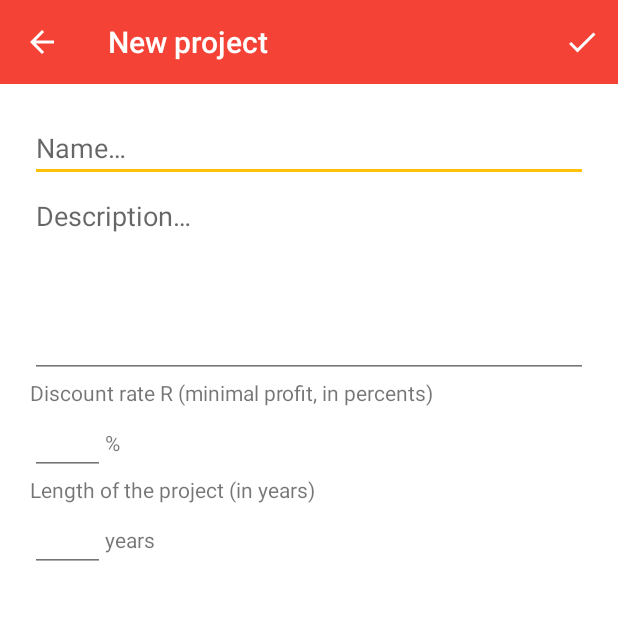
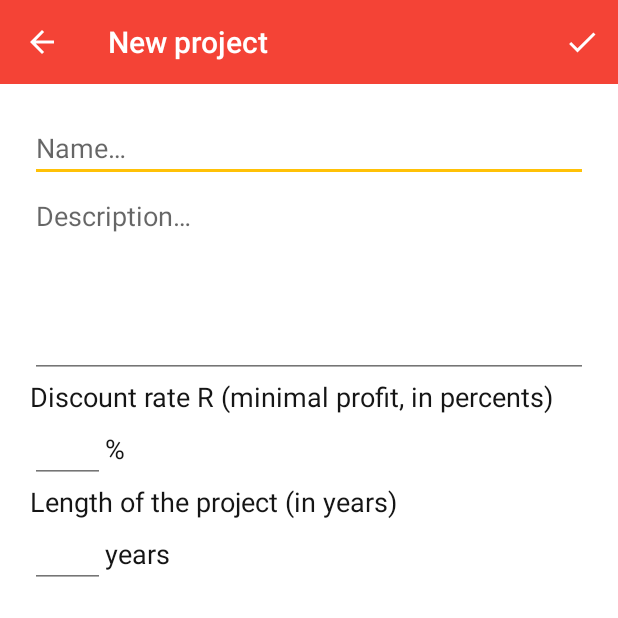
Before and after one commit to Yariko-chan/Education, an Android app: the screen it shows after launch (AddProjectActivity), after a tap on an icon or button, on a phone screen of 412 x 824 dp, the top half of it. Run offline under Robolectric (Android 15) with nearby library versions, the phone set to English and light mode, and no system bars; our stand-ins replace ButterKnife, Room's generated code; libraries missing offline, so code that uses them is left out: android.arch.persistence.

Commit message:
saving project

```diff
--- a/PSP/EasyInvest/app/build.gradle
+++ b/PSP/EasyInvest/app/build.gradle
@@ -35,13 +35,18 @@ dependencies {
     implementation "com.android.support:recyclerview-v7:$rootProject.supportLibsVersion"
     implementation "com.android.support:design:$rootProject.supportLibsVersion"
     implementation 'com.android.support.constraint:constraint-layout:1.1.2'
+
     // Room components
     implementation "android.arch.persistence.room:runtime:$rootProject.roomVersion"
     annotationProcessor "android.arch.persistence.room:compiler:$rootProject.roomVersion"
     androidTestImplementation "android.arch.persistence.room:testing:$rootProject.roomVersion"
+
     // Lifecycle components
     implementation "android.arch.lifecycle:extensions:$rootProject.archLifecycleVersion"
     annotationProcessor "android.arch.lifecycle:compiler:$rootProject.archLifecycleVersion"
+
+    implementation 'com.jakewharton:butterknife:8.8.1'
+    annotationProcessor 'com.jakewharton:butterknife-compiler:8.8.1'
 
     testImplementation 'junit:junit:4.12'
     androidTestImplementation 'com.android.support.test:runner:1.0.2'
--- a/PSP/EasyInvest/app/src/main/java/com/example/diana/easyinvest/view/BaseActivity.java
+++ b/PSP/EasyInvest/app/src/main/java/com/example/diana/easyinvest/view/BaseActivity.java
@@ -1,6 +1,21 @@
 package com.example.diana.easyinvest.view;
 
+import android.os.Bundle;
+import android.support.annotation.LayoutRes;
+import android.support.annotation.Nullable;
 import android.support.v7.app.AppCompatActivity;
 
+import butterknife.ButterKnife;
+
 public abstract class BaseActivity extends AppCompatActivity {
+
+    @Override
+    protected void onCreate(@Nullable Bundle savedInstanceState) {
+        super.onCreate(savedInstanceState);
+        setContentView(getContentView());
+        ButterKnife.bind(this);
+    }
+
+    @LayoutRes
+    protected abstract int getContentView();
 }
--- a/PSP/EasyInvest/app/src/main/java/com/example/diana/easyinvest/view/MainActivity.java
+++ b/PSP/EasyInvest/app/src/main/java/com/example/diana/easyinvest/view/MainActivity.java
@@ -20,15 +20,20 @@ import com.example.diana.easyinvest.viewmodels.ProjectsViewModel;
 import java.util.ArrayList;
 import java.util.List;
 
+import butterknife.ButterKnife;
+
 public class MainActivity extends NavMenuActivity implements View.OnClickListener {
 
-    private EditText addEditText;
     private ProjectsViewModel viewModel;
+
+    @Override
+    protected int getContentView() {
+        return R.layout.activity_main;
+    }
 
     @Override
     protected void onCreate(Bundle savedInstanceState) {
         super.onCreate(savedInstanceState);
-        setContentView(R.layout.activity_main);
 
         RecyclerView rv = findViewById(R.id.list);
         RecyclerView.LayoutManager lm = new LinearLayoutManager(this, LinearLayoutManager.VERTICAL, false);
--- a/PSP/EasyInvest/app/src/main/res/layout/activity_add_project.xml
+++ b/PSP/EasyInvest/app/src/main/res/layout/activity_add_project.xml
@@ -10,6 +10,10 @@
     <android.support.v7.widget.Toolbar
         android:id="@+id/toolbar"
         style="@style/Actionbar"/>
+
+    <ScrollView
+        android:layout_width="match_parent"
+        android:layout_height="match_parent">
 
         <android.support.constraint.ConstraintLayout
             android:layout_width="match_parent"
@@ -52,12 +56,8 @@
                 android:id="@+id/r_et"
                 android:layout_width="50dp"
                 android:layout_height="wrap_content"
-            android:fontFamily="sans-serif"
                 android:inputType="numberDecimal"
                 android:textAlignment="viewStart"
-            android:textColor="@color/colorAccent"
-            android:textSize="18sp"
-            android:typeface="normal"
                 app:layout_constraintStart_toStartOf="parent"
                 app:layout_constraintTop_toBottomOf="@+id/r_tv" />
 
@@ -80,7 +80,7 @@
                 app:layout_constraintTop_toBottomOf="@+id/r_et" />
 
             <EditText
-            android:id="@+id/years_et"
+                android:id="@+id/duration_et"
                 android:layout_width="50dp"
                 android:layout_height="wrap_content"
                 android:inputType="numberDecimal"
@@ -88,35 +88,21 @@
                 app:layout_constraintTop_toBottomOf="@+id/years_tv" />
 
             <TextView
-            android:labelFor="@id/years_et"
+                android:labelFor="@id/duration_et"
                 android:layout_width="wrap_content"
                 android:layout_height="wrap_content"
                 android:text="@string/years"
-            app:layout_constraintStart_toEndOf="@+id/years_et"
-            app:layout_constraintBaseline_toBaselineOf="@+id/years_et"/>
-
-        <LinearLayout
-            android:layout_width="match_parent"
-            android:layout_height="0dp"
-            android:layout_marginBottom="8dp"
-            android:layout_marginTop="8dp"
-            android:orientation="vertical"
-            app:layout_constraintBottom_toBottomOf="parent"
-            app:layout_constraintTop_toBottomOf="@+id/years_et" >
-
-            <ScrollView
-                android:layout_width="match_parent"
-                android:layout_height="match_parent">
+                app:layout_constraintStart_toEndOf="@+id/duration_et"
+                app:layout_constraintBaseline_toBaselineOf="@+id/duration_et"/>
 
             <LinearLayout
                 android:id="@+id/container"
                 android:layout_width="match_parent"
                 android:layout_height="wrap_content"
-                    android:orientation="vertical" />
+                android:orientation="vertical"
+                app:layout_constraintBottom_toBottomOf="parent"
+                app:layout_constraintTop_toBottomOf="@+id/duration_et" />
+
+        </android.support.constraint.ConstraintLayout>
     </ScrollView>
 </LinearLayout>
-
-
-    </android.support.constraint.ConstraintLayout>
-
-</LinearLayout>
--- a/PSP/EasyInvest/app/src/main/res/values/strings.xml
+++ b/PSP/EasyInvest/app/src/main/res/values/strings.xml
@@ -11,7 +11,16 @@
     <string name="year_num">Year %d</string>
     <string name="years">years</string>
     <string name="percent" translatable="false">%</string>
+    <string name="error_project_no_name">Set a name for project</string>
+    <string name="error_project_no_description">Write a description for project</string>
+    <string name="error_project_no_r">Provide a discount rate of the project</string>
+    <string name="error_project_no_duration">Provide duration of the project</string>
+    <string name="error_project_no_year_value">Provide a value for this year</string>
 
     <!--Edit actionbar-->
     <string name="save">Save</string>
+
+    <!--Common errors-->
+    <string name="error_positive_number">Number should be positive</string>
+    <string name="error_positive_integer">Number should be positive integer</string>
 </resources>
--- a/PSP/EasyInvest/app/src/main/res/values/styles.xml
+++ b/PSP/EasyInvest/app/src/main/res/values/styles.xml
@@ -11,6 +11,7 @@
 
         <item name="android:textAppearanceMedium">@style/DefaultText</item>
         <item name="android:editTextStyle">@style/DefaultText</item>
+        <item name="android:textViewStyle">@style/DefaultText</item>
     </style>
 
     <style name="DefaultText" parent="@android:style/TextAppearance.Medium">
```
Also changed, not shown: PSP/EasyInvest/app/src/main/java/com/example/diana/easyinvest/App.java (added, +19 -0 lines), PSP/EasyInvest/app/src/main/java/com/example/diana/easyinvest/view/AddProjectActivity.java (+91 -17 lines), 1 other file. Lines whose indentation alone changed are shown as unchanged.
